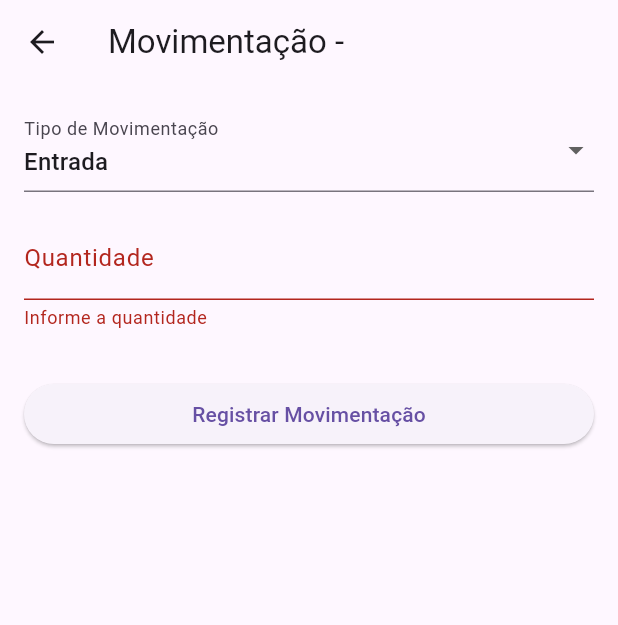
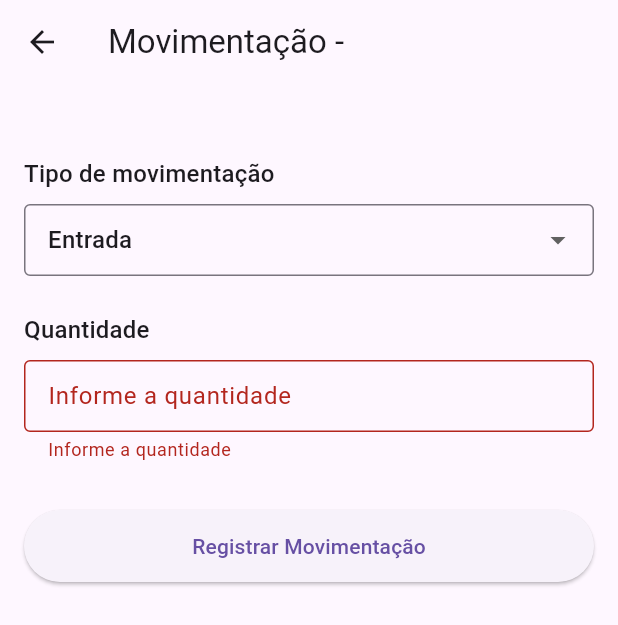
Before and after one commit to imztx/StockMaster, a Flutter app: the MovimentacaoPage screen opened directly with empty values, after a tap on "Registrar Movimentação", on a phone screen of 412 x 824 dp. Shown: the top 625 px of the screen. Run offline on Flutter 3.47's test engine with Material 3 defaults, Android fonts, the phone set to English and light mode, and no system bars; our stand-ins replace sqflite; accounts and stored records are empty.

Commit message:
Fix movimentação e opção excluir produto

```diff
--- a/lib/models/usuario.dart
+++ b/lib/models/usuario.dart
@@ -2,7 +2,7 @@ class Usuario {
   final int? id;
   final String nome;
   final String email;
-  final String senha; // armazenar como hash se possível
+  final String senha;
 
   Usuario({
     this.id,
--- a/lib/pages/historico_movimentacoes.dart
+++ b/lib/pages/historico_movimentacoes.dart
@@ -7,7 +7,7 @@ import '../dao.dart';
 class HistoricoMovimentacoesPage extends StatefulWidget {
   final Produto produto;
   final Usuario
-  usuario; // para mostrar o nome, se quiser filtrar ou exibir algo
+  usuario;
 
   const HistoricoMovimentacoesPage({
     super.key,
@@ -24,7 +24,7 @@ class _HistoricoMovimentacoesPageState
     extends State<HistoricoMovimentacoesPage> {
   final db = DatabaseHelper();
   List<Movimentacao> movimentacoes = [];
-  Map<int, String> usuarios = {}; // Mapeia IDs para nomes
+  Map<int, String> usuarios = {};
 
   @override
   void initState() {
--- a/lib/pages/movimentacao_page.dart
+++ b/lib/pages/movimentacao_page.dart
@@ -29,6 +29,21 @@ class _MovimentacaoPageState extends State<MovimentacaoPage> {
     if (_formKey.currentState!.validate()) {
       final quantidade = int.parse(_quantidadeController.text.trim());
 
+      if (tipo == 'saida') {
+        final estoqueAtual = await db.calcularEstoque(widget.produto.id!);
+
+        if (quantidade > estoqueAtual) {
+          ScaffoldMessenger.of(context).showSnackBar(
+            SnackBar(
+              content: Text(
+                'Estoque insuficiente para retirar. Disponível: $estoqueAtual',
+              ),
+            ),
+          );
+          return;
+        }
+      }
+
       final movimentacao = Movimentacao(
         produtoId: widget.produto.id!,
         tipo: tipo,
@@ -43,7 +58,7 @@ class _MovimentacaoPageState extends State<MovimentacaoPage> {
         SnackBar(content: Text('Movimentação registrada com sucesso!')),
       );
 
-      Navigator.pop(context); // Volta para o dashboard
+      Navigator.pop(context);
     }
   }
 
@@ -57,6 +72,12 @@ class _MovimentacaoPageState extends State<MovimentacaoPage> {
           key: _formKey,
           child: ListView(
             children: [
+              const SizedBox(height: 32),
+              Text(
+                'Tipo de movimentação',
+                style: Theme.of(context).textTheme.titleMedium,
+              ),
+              const SizedBox(height: 8),
               DropdownButtonFormField<String>(
                 value: tipo,
                 items: const [
@@ -69,14 +90,24 @@ class _MovimentacaoPageState extends State<MovimentacaoPage> {
                   });
                 },
                 decoration: const InputDecoration(
-                  labelText: 'Tipo de Movimentação',
+                  border: OutlineInputBorder(),
+                  contentPadding: EdgeInsets.symmetric(horizontal: 12, vertical: 10),
                 ),
               ),
-              const SizedBox(height: 16),
+              const SizedBox(height: 24),
+              Text(
+                'Quantidade',
+                style: Theme.of(context).textTheme.titleMedium,
+              ),
+              const SizedBox(height: 8),
               TextFormField(
                 controller: _quantidadeController,
                 keyboardType: TextInputType.number,
-                decoration: const InputDecoration(labelText: 'Quantidade'),
+                decoration: const InputDecoration(
+                  labelText: 'Informe a quantidade',
+                  border: OutlineInputBorder(),
+                  contentPadding: EdgeInsets.symmetric(horizontal: 12, vertical: 10),
+                ),
                 validator: (value) {
                   if (value == null || value.isEmpty) {
                     return 'Informe a quantidade';
@@ -89,9 +120,13 @@ class _MovimentacaoPageState extends State<MovimentacaoPage> {
                 },
               ),
               const SizedBox(height: 32),
-              ElevatedButton(
-                onPressed: _salvarMovimentacao,
-                child: const Text('Registrar Movimentação'),
+              SizedBox(
+                width: double.infinity,
+                height: 48,
+                child: ElevatedButton(
+                  onPressed: _salvarMovimentacao,
+                  child: const Text('Registrar Movimentação'),
+                ),
               ),
             ],
           ),
```
Also changed, not shown: lib/pages/dashboard.dart (+40 -13 lines), lib/pages/cadastro_usuario.dart (deleted).
